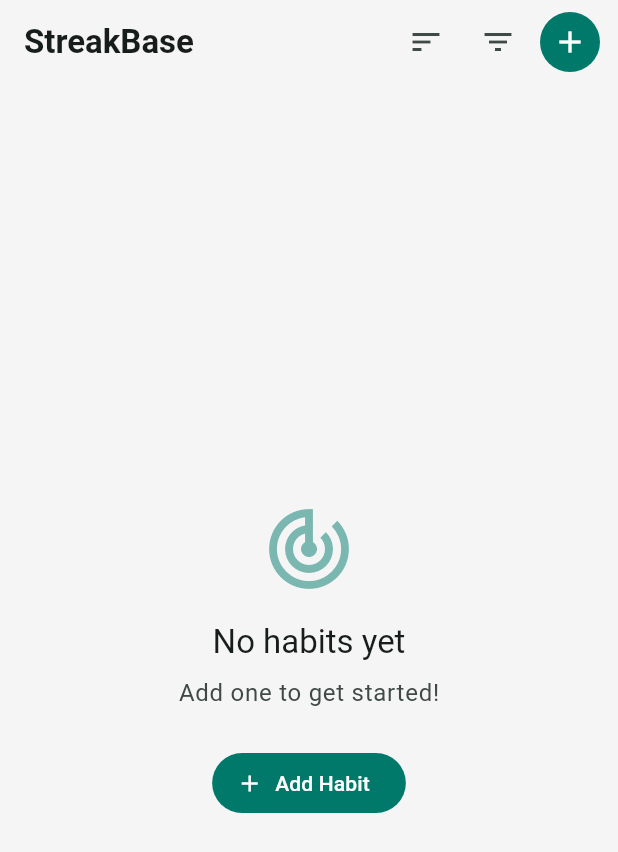
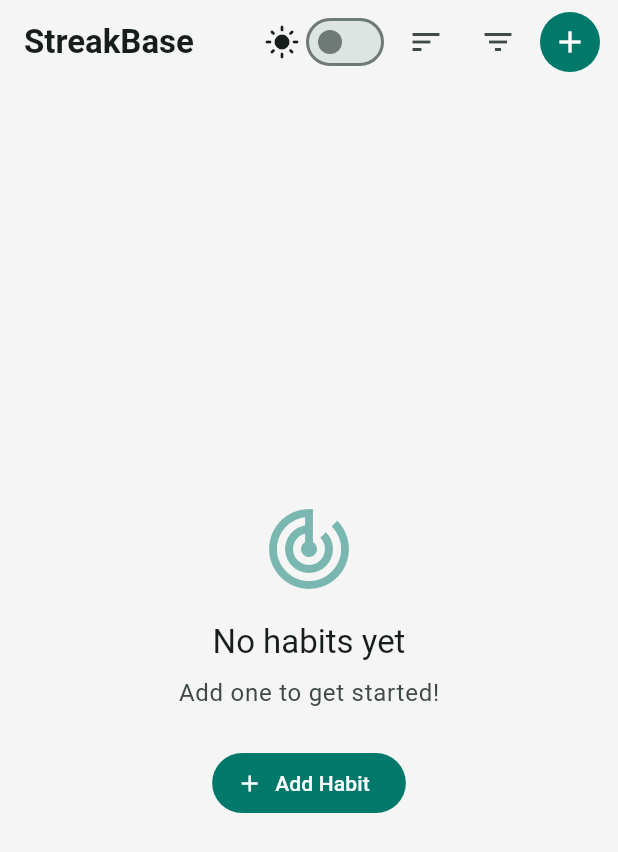
Before and after one commit to mrnithesh/streakbase, a Flutter app: the screen it shows after launch, on a phone screen of 412 x 824 dp. Shown: the top 852 px of the screen. Run offline on Flutter 3.47's test engine with Material 3 defaults, Android fonts, the phone set to English and light mode, and no system bars; our stand-ins replace flutter_heatmap_calendar, sqflite; missing offline and left inert: habit_tracker; accounts and stored records are empty.

Commit message:
DARK MODE

```diff
--- a/lib/main.dart
+++ b/lib/main.dart
@@ -4,6 +4,7 @@ import 'package:streakbase/providers/habit_provider.dart';
 import 'package:streakbase/providers/category_provider.dart';
 import 'package:streakbase/services/database_service.dart';
 import 'package:streakbase/screens/home_screen.dart';
+import 'package:streakbase/providers/theme_provider.dart'; // Add this import
 
 void main() async {
   WidgetsFlutterBinding.ensureInitialized();
@@ -21,6 +22,9 @@ void main() async {
         ChangeNotifierProvider(
           create: (_) => HabitProvider(db: databaseService),
         ),
+        ChangeNotifierProvider(
+          create: (_) => ThemeProvider(), // Add ThemeProvider
+        ),
       ],
       child: const MyApp(),
     ),
@@ -32,6 +36,8 @@ class MyApp extends StatelessWidget {
 
   @override
   Widget build(BuildContext context) {
+    final themeProvider = Provider.of<ThemeProvider>(context); // Listen to ThemeProvider
+
     final lightColorScheme = ColorScheme.fromSeed(
       seedColor: const Color(0xFF00796B), // Teal as base
       primary: const Color(0xFF00796B),   // Primary color
@@ -45,8 +51,23 @@ class MyApp extends StatelessWidget {
       onPrimary: Colors.white, // Ensure good contrast for buttons
     );
 
+    final darkColorScheme = ColorScheme.fromSeed(
+      seedColor: const Color(0xFF00796B),
+      brightness: Brightness.dark,
+      primary: const Color(0xFF80CBC4),
+      secondary: const Color(0xFF004D40),
+      surface: const Color(0xFF303030),
+      background: const Color(0xFF121212),
+      error: const Color(0xFFCF6679),
+    ).copyWith(
+      primaryContainer: const Color(0xFF004D40),
+      secondaryContainer: const Color(0xFF80CBC4),
+      onPrimary: Colors.black,
+    );
+
     return MaterialApp(
       title: 'StreakBase',
+      themeMode: themeProvider.themeMode, // Apply ThemeMode from provider
       theme: ThemeData(
         colorScheme: lightColorScheme,
         useMaterial3: true,
@@ -65,6 +86,24 @@ class MyApp extends StatelessWidget {
           scrolledUnderElevation: 0,
         ),
       ),
+      darkTheme: ThemeData(
+        colorScheme: darkColorScheme,
+        useMaterial3: true,
+        cardTheme: CardTheme(
+          elevation: 0,
+          shape: RoundedRectangleBorder(
+            borderRadius: BorderRadius.circular(16),
+            side: BorderSide(
+              color: darkColorScheme.surfaceVariant.withOpacity(0.2),
+            ),
+          ),
+        ),
+        appBarTheme: AppBarTheme(
+          backgroundColor: darkColorScheme.surface,
+          elevation: 0,
+          scrolledUnderElevation: 0,
+        ),
+      ),
       home: const HomeScreen(),
     );
   }
--- a/lib/models/habit.dart
+++ b/lib/models/habit.dart
@@ -74,3 +74,5 @@ class Habit {
     }
   }
 }
+
+// No changes needed for dark mode
--- /dev/null
+++ b/lib/providers/theme_provider.dart
@@ -0,0 +1,20 @@
+
+import 'package:flutter/material.dart';
+
+class ThemeProvider with ChangeNotifier {
+  ThemeMode _themeMode = ThemeMode.light; // Default theme mode
+
+  ThemeMode get themeMode => _themeMode;
+
+  bool get isDarkMode => _themeMode == ThemeMode.dark;
+
+  void toggleTheme(bool isOn) {
+    _themeMode = isOn ? ThemeMode.dark : ThemeMode.light;
+    notifyListeners();
+  }
+
+  void setTheme(ThemeMode mode) {
+    _themeMode = mode;
+    notifyListeners();
+  }
+}
--- a/lib/screens/home_screen.dart
+++ b/lib/screens/home_screen.dart
@@ -9,6 +9,7 @@ import 'package:streakbase/widgets/habit_heatmap.dart';
 import 'package:streakbase/widgets/category_selector.dart';
 import 'package:intl/intl.dart';
 import 'package:streakbase/utils/exceptions.dart';  // Add this import
+import 'package:streakbase/providers/theme_provider.dart'; // Add this import
 
 class HomeScreen extends StatefulWidget {
   const HomeScreen({super.key});
@@ -212,6 +213,8 @@ class _HomeScreenState extends State<HomeScreen> {
 
   @override
   Widget build(BuildContext context) {
+    final themeProvider = Provider.of<ThemeProvider>(context); // Access ThemeProvider
+
     return Scaffold(
       backgroundColor: Theme.of(context).colorScheme.surface,
       appBar: AppBar(
@@ -221,36 +224,23 @@ class _HomeScreenState extends State<HomeScreen> {
             fontWeight: FontWeight.bold,
           ),
         ),
-        bottom: _selectedFilterCategory != null ? PreferredSize(
-          preferredSize: const Size.fromHeight(48),
-          child: Container(
-            padding: const EdgeInsets.all(8),
-            color: Theme.of(context).colorScheme.surfaceVariant.withOpacity(0.3),
-            child: Row(
-              children: [
-                Icon(
-                  Icons.filter_list,
-                  size: 16,
-                  color: Theme.of(context).colorScheme.primary,
-                ),
-                const SizedBox(width: 8),
-                Text(
-                  'Filtered by: ${_selectedFilterCategory!.name}',
-                  style: Theme.of(context).textTheme.bodyMedium?.copyWith(
-                    color: Theme.of(context).colorScheme.primary,
-                  ),
-                ),
-                const Spacer(),
-                IconButton(
-                  icon: const Icon(Icons.clear, size: 16),
-                  onPressed: () => setState(() => _selectedFilterCategory = null),
-                  tooltip: 'Clear filter',
-                ),
-              ],
-            ),
+        actions: [
+          // Theme toggle switch
+          Row(
+            children: [
+              Icon(
+                themeProvider.isDarkMode ? Icons.dark_mode : Icons.light_mode,
+                color: Theme.of(context).colorScheme.onSurface,
+              ),
+              Switch(
+                value: themeProvider.isDarkMode,
+                onChanged: (value) {
+                  themeProvider.toggleTheme(value);
+                },
+                activeColor: Theme.of(context).colorScheme.primary,
+              ),
+            ],
           ),
-        ) : null,
-        actions: [
           // Sort button
           IconButton(
             icon: Stack(
@@ -301,6 +291,35 @@ class _HomeScreenState extends State<HomeScreen> {
             ),
           ),
         ],
+        bottom: _selectedFilterCategory != null ? PreferredSize(
+          preferredSize: const Size.fromHeight(48),
+          child: Container(
+            padding: const EdgeInsets.all(8),
+            color: Theme.of(context).colorScheme.surfaceVariant.withOpacity(0.3),
+            child: Row(
+              children: [
+                Icon(
+                  Icons.filter_list,
+                  size: 16,
+                  color: Theme.of(context).colorScheme.primary,
+                ),
+                const SizedBox(width: 8),
+                Text(
+                  'Filtered by: ${_selectedFilterCategory!.name}',
+                  style: Theme.of(context).textTheme.bodyMedium?.copyWith(
+                    color: Theme.of(context).colorScheme.primary,
+                  ),
+                ),
+                const Spacer(),
+                IconButton(
+                  icon: const Icon(Icons.clear, size: 16),
+                  onPressed: () => setState(() => _selectedFilterCategory = null),
+                  tooltip: 'Clear filter',
+                ),
+              ],
+            ),
+          ),
+        ) : null,
       ),
       body: Consumer<HabitProvider>(
         builder: (context, habitProvider, child) {
```
